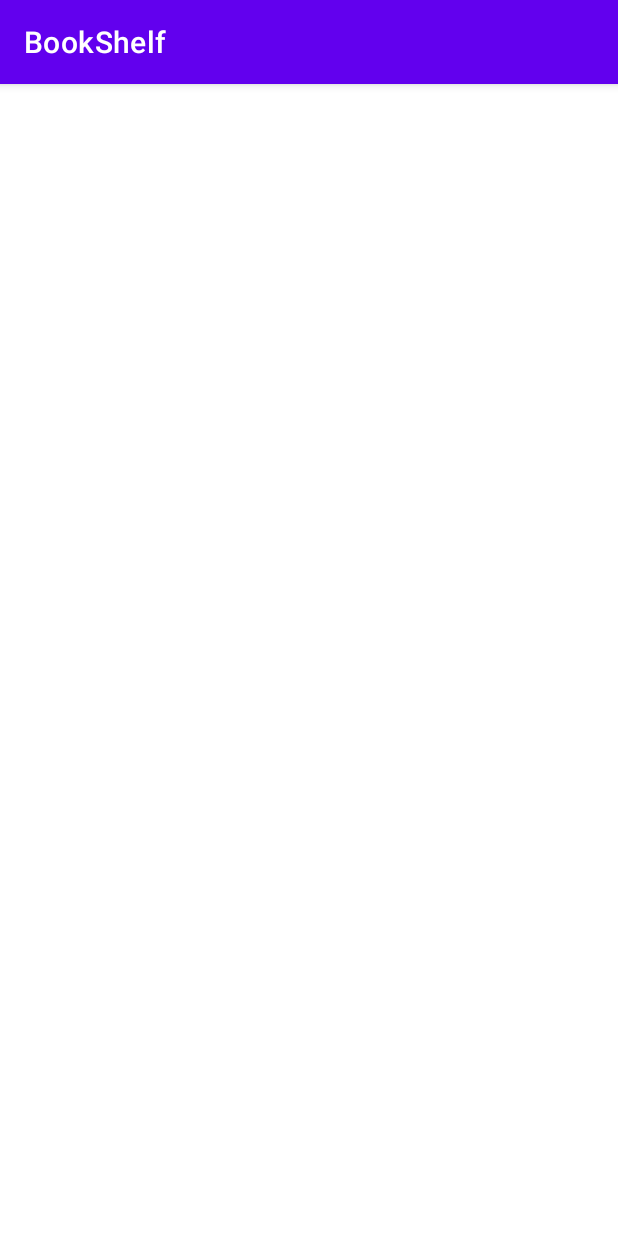
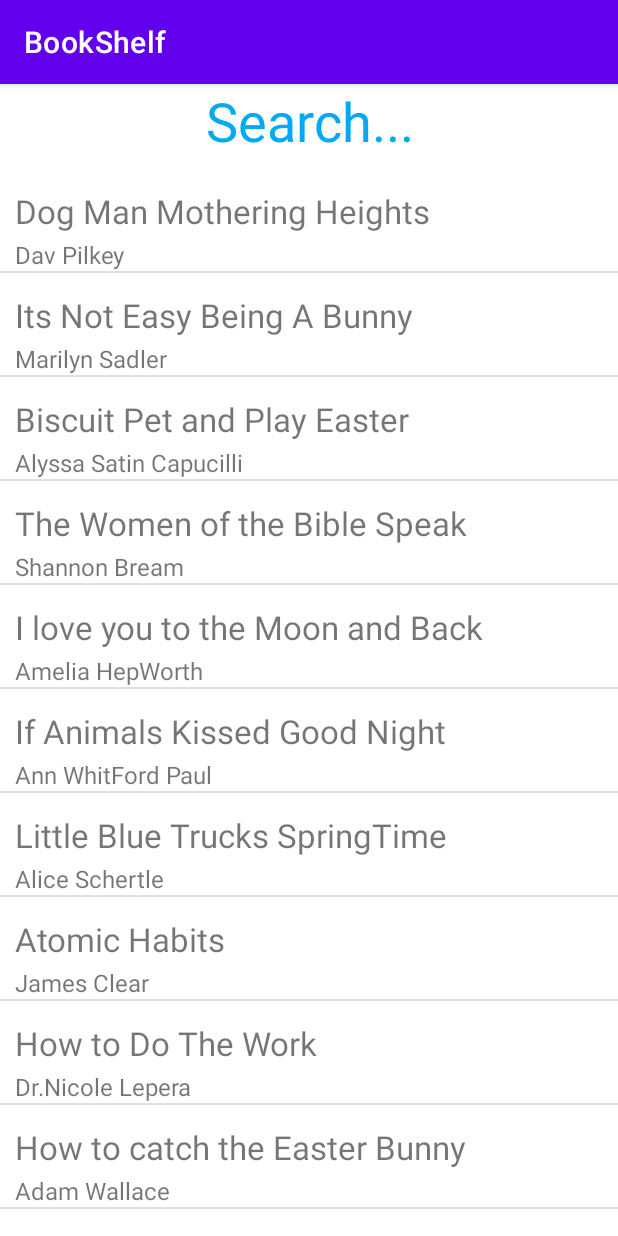
Before and after one commit to LearningJavaAndroid/BookShelf_DynamicUI_Fragment_Delays, an Android app: the screen it shows after launch (MainActivity), on a phone screen of 412 x 824 dp. Run offline under Robolectric (Android 15) with nearby library versions, the phone set to English and light mode, and no system bars; pictures from the network do not load.

Commit message:
made dialog to show up

```diff
--- a/app/src/main/AndroidManifest.xml
+++ b/app/src/main/AndroidManifest.xml
@@ -11,6 +11,7 @@
         android:theme="@style/Theme.BookShelf">
         <activity android:name=".BookSearchActivity"
             android:theme="@android:style/Theme.Holo.Dialog"></activity>
+
         <activity android:name=".MainActivity">
             <intent-filter>
                 <action android:name="android.intent.action.MAIN" />
--- a/app/src/main/java/edu/temple/bookshelf/Book.java
+++ b/app/src/main/java/edu/temple/bookshelf/Book.java
@@ -7,28 +7,33 @@ import java.io.Serializable;
 
 public class Book implements Parcelable{
 
-    int id;
+    //int id;
     int image;
-    String coverURL;
+    //String coverURL;
     String title;
     String author;
 
     public Book(){
 
     }
+    public Book(String title,String author, int image){
+        this.title = title;
+        this.author = author;
+        this.image = image;
+    }
 
     public Book(String newURL,String title,String author, int id, int image){
-        this.id = id;
-        this.coverURL = newURL;
+        //this.id = id;
+        //this.coverURL = newURL;
         this.title = title;
         this.author = author;
         this.image = image;
     }
 
     protected Book(Parcel in) {
-        id = in.readInt();
+        //id = in.readInt();
         image = in.readInt();
-        coverURL = in.readString();
+        //coverURL = in.readString();
         title = in.readString();
         author = in.readString();
     }
@@ -45,13 +50,13 @@ public class Book implements Parcelable{
         }
     };
 
-    public String getURL(){
-        return this.coverURL;
-    }
+//    public String getURL(){
+//        return this.coverURL;
+//    }
 
-    public int getID(){
-        return this.id;
-    }
+//    public int getID(){
+//        return this.id;
+//    }
 
     public int getImage(){
         return this.image;
@@ -73,9 +78,9 @@ public class Book implements Parcelable{
 
     @Override
     public void writeToParcel(Parcel dest, int flags) {
-        dest.writeInt(id);
+        //dest.writeInt(id);
         dest.writeInt(image);
-        dest.writeString(coverURL);
+        //dest.writeString(coverURL);
         dest.writeString(title);
         dest.writeString(author);
     }
--- a/app/src/main/java/edu/temple/bookshelf/MainActivity.java
+++ b/app/src/main/java/edu/temple/bookshelf/MainActivity.java
@@ -32,8 +32,9 @@ public class MainActivity extends AppCompatActivity implements BookListFragment.
     protected void onCreate(Bundle savedInstanceState) {
         super.onCreate(savedInstanceState);
         setContentView(R.layout.activity_main);
-        Search = findViewById(R.id.searchButton);
+        Search = findViewById(R.id.SearchButton);
         container2present = findViewById(R.id.container2) != null;
+        images = new int[]{R.drawable.image1, R.drawable.image2, R.drawable.image3, R.drawable.image4, R.drawable.image5, R.drawable.image6, R.drawable.image7, R.drawable.image8, R.drawable.image9, R.drawable.image10,};
 
         Search.setOnClickListener(new View.OnClickListener() {
             @Override
@@ -45,7 +46,7 @@ public class MainActivity extends AppCompatActivity implements BookListFragment.
 
         if(savedInstanceState == null){ // if the app first load
             list = new BookList(); //initialize everything
-
+            createBooklists();
             getSupportFragmentManager()
                     .beginTransaction()
                     .add(R.id.container, bookListFragment = BookListFragment.newInstance(list))
@@ -213,5 +214,20 @@ public class MainActivity extends AppCompatActivity implements BookListFragment.
         }
 
     }
+    public void createBooklists() { // initialize data
+
+        //all arrays are 10 in size/length
+        //BookList list = new BookList();
+        String[] BookName = getResources().getStringArray(R.array.Book);
+        String[] BookAuthor = getResources().getStringArray(R.array.Author);
+
+        int i = 0;
+        while (i < getResources().getStringArray(R.array.Author).length) {
+            Book book = new Book(BookName[i], BookAuthor[i], images[i]);
+            list.add(book);
+            i++;
+        }
+
+    }
 
 }
--- a/app/src/main/res/layout-land/activity_main.xml
+++ b/app/src/main/res/layout-land/activity_main.xml
@@ -7,10 +7,11 @@
     android:layout_height="match_parent">
 
     <TextView
-        android:id="@+id/searchButton"
+        android:id="@+id/SearchButton"
         android:layout_width="186dp"
         android:layout_height="36dp"
         android:layout_marginBottom="5dp"
+        android:text="Search..."
         android:textAlignment="center"
         android:textColor="#03A9F4"
         android:textSize="24sp"
--- a/app/src/main/res/layout-w600dp-land/activity_main.xml
+++ b/app/src/main/res/layout-w600dp-land/activity_main.xml
@@ -10,6 +10,7 @@
         android:id="@+id/SearchButton"
         android:layout_width="247dp"
         android:layout_height="36dp"
+        android:text="Search..."
         android:textAlignment="center"
         android:textColor="#03A9F4"
         android:textSize="30sp"
--- a/app/src/main/res/layout/activity_main.xml
+++ b/app/src/main/res/layout/activity_main.xml
@@ -8,9 +8,11 @@
 
     <TextView
         android:id="@+id/SearchButton"
-        android:layout_width="394dp"
-        android:layout_height="43dp"
+        android:layout_width="392dp"
+        android:layout_height="51dp"
         android:layout_marginBottom="5dp"
+        android:contextClickable="true"
+        android:text="Search..."
         android:textAlignment="center"
         android:textColor="#03A9F4"
         android:textSize="36sp"
--- a/app/src/main/res/values/strings.xml
+++ b/app/src/main/res/values/strings.xml
@@ -6,5 +6,28 @@
     <string name="button">Search...</string>
     <string name="name"></string>
     <string name="button2">Cancel</string>
-
+    <string-array name="Book">
+        <item>Dog Man Mothering Heights</item>
+        <item>Its Not Easy Being A Bunny</item>
+        <item>Biscuit Pet and Play Easter</item>
+        <item>The Women of the Bible Speak</item>
+        <item>I love you to the Moon and Back</item>
+        <item>If Animals Kissed Good Night</item>
+        <item>Little Blue Trucks SpringTime</item>
+        <item>Atomic Habits</item>
+        <item>How to Do The Work</item>
+        <item>How to catch the Easter Bunny</item>
+    </string-array>
+    <string-array name="Author">
+        <item>Dav Pilkey</item>
+        <item>Marilyn Sadler</item>
+        <item>Alyssa Satin Capucilli</item>
+        <item>Shannon Bream</item>
+        <item>Amelia HepWorth</item>
+        <item>Ann WhitFord Paul</item>
+        <item>Alice Schertle</item>
+        <item>James Clear</item>
+        <item>Dr.Nicole Lepera</item>
+        <item>Adam Wallace</item>
+    </string-array>
 </resources>
```
Also changed, not shown: app/src/main/java/edu/temple/bookshelf/BookSearchActivity.java (+15 -22 lines), app/src/main/res/layout/activity_book_search.xml (+5 -6 lines).
